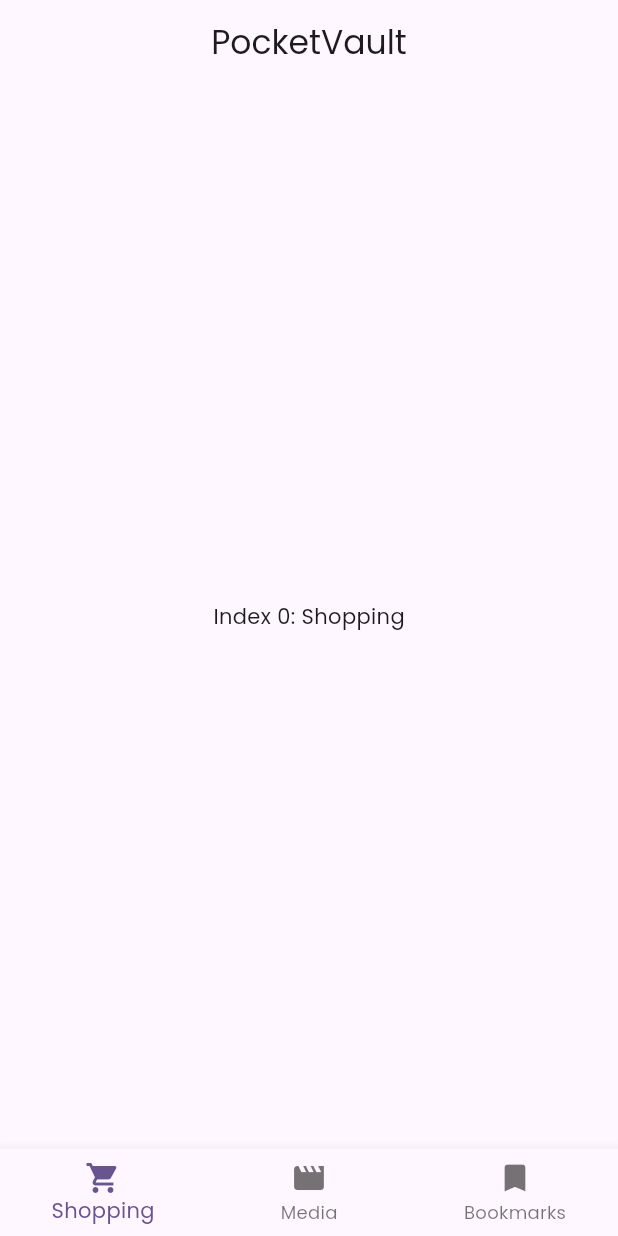
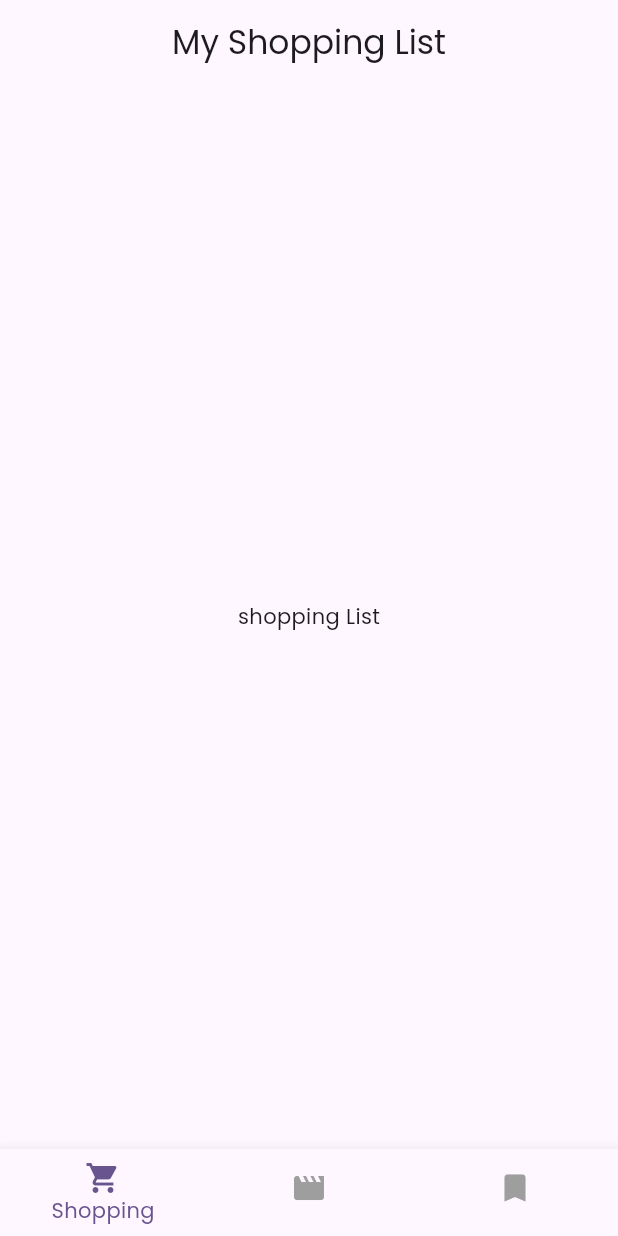
Before and after one commit to SaidurRahman1004/pocketvault, a Flutter app: the screen it shows after launch, on a phone screen of 412 x 824 dp. Run offline on Flutter 3.47's test engine with Material 3 defaults, Android fonts, the phone set to English and light mode, and no system bars; our stand-ins replace google_fonts.

Commit message:
Home Added

```diff
--- /dev/null
+++ b/lib/features/bookmarks/screens/bookmarks_screen.dart
@@ -0,0 +1,17 @@
+import 'package:flutter/material.dart';
+
+class BookmarksScreen extends StatefulWidget {
+  const BookmarksScreen({super.key});
+
+  @override
+  State<BookmarksScreen> createState() => _BookmarksScreenState();
+}
+
+class _BookmarksScreenState extends State<BookmarksScreen> {
+  @override
+  Widget build(BuildContext context) {
+    return Scaffold(
+      body: Center(child: Text('BookMark'),),
+    );
+  }
+}
--- a/lib/features/home/screens/home_screen.dart
+++ b/lib/features/home/screens/home_screen.dart
@@ -1,4 +1,8 @@
 import 'package:flutter/material.dart';
+
+import '../../bookmarks/screens/bookmarks_screen.dart';
+import '../../media/screens/media_tracker_screen.dart';
+import '../../shopping/screens/shopping_list_screen.dart';
 
 class HomeScreen extends StatefulWidget {
   const HomeScreen({super.key});
@@ -10,9 +14,16 @@ class HomeScreen extends StatefulWidget {
 class _HomeScreenState extends State<HomeScreen> {
   int _selectedIndex = 0;
   static const List<Widget> _widgetOptions = <Widget>[
-    Center(child: Text('Index 0: Shopping')), // ShoppingListScreen()
-    Center(child: Text('Index 1: Media')), // MediaTrackerScreen()
-    Center(child: Text('Index 2: Bookmarks')), // BookmarksScreen()
+    ShoppingListScreen(), // ShoppingListScreen()
+    MediaTrackerScreen(), // MediaTrackerScreen()
+    BookmarksScreen(), // BookmarksScreen()
+  ];
+
+  //List For Change AppBar Title
+  static const List<String> _titles = <String>[
+    'My Shopping List',
+    'Media Tracker',
+    'My Bookmarks',
   ];
 
   //tap to changeItem
@@ -25,15 +36,35 @@ class _HomeScreenState extends State<HomeScreen> {
   @override
   Widget build(BuildContext context) {
     return Scaffold(
-      appBar: AppBar(title: const Text('PocketVault'), centerTitle: true),
+      appBar: AppBar(
+        title: Text(_titles[_selectedIndex]),
+        centerTitle: true,
+        elevation: 0,
+      ),
       body: Center(child: _widgetOptions.elementAt(_selectedIndex)),
-      bottomNavigationBar: BottomNavigationBar(items: const <BottomNavigationBarItem>[
-        BottomNavigationBarItem(icon: Icon(Icons.shopping_cart), label: 'Shopping'),
-        BottomNavigationBarItem(icon: Icon(Icons.movie), label: 'Media'),
-        BottomNavigationBarItem(icon: Icon(Icons.bookmark), label: 'Bookmarks'),
-      ],
+      bottomNavigationBar: BottomNavigationBar(
+        items: const <BottomNavigationBarItem>[
+          BottomNavigationBarItem(
+            icon: Icon(Icons.shopping_cart),
+            label: 'Shopping',
+            activeIcon: Icon(Icons.shopping_cart),
+          ),
+          BottomNavigationBarItem(
+            icon: Icon(Icons.movie),
+            label: 'Media',
+            activeIcon: Icon(Icons.movie),
+          ),
+          BottomNavigationBarItem(
+            icon: Icon(Icons.bookmark),
+            label: 'Bookmarks',
+            activeIcon: Icon(Icons.bookmark),
+          ),
+        ],
         currentIndex: _selectedIndex,
         onTap: _onItemTapped,
+        selectedItemColor: Theme.of(context).colorScheme.primary,
+        unselectedItemColor: Colors.grey,
+        showUnselectedLabels: false,
       ),
     );
   }
--- /dev/null
+++ b/lib/features/media/screens/media_tracker_screen.dart
@@ -0,0 +1,17 @@
+import 'package:flutter/material.dart';
+
+class MediaTrackerScreen extends StatefulWidget {
+  const MediaTrackerScreen({super.key});
+
+  @override
+  State<MediaTrackerScreen> createState() => _MediaTrackerScreenState();
+}
+
+class _MediaTrackerScreenState extends State<MediaTrackerScreen> {
+  @override
+  Widget build(BuildContext context) {
+    return Scaffold(
+      body: Center(child: Text('Media'),),
+    );
+  }
+}
--- /dev/null
+++ b/lib/features/shopping/screens/shopping_list_screen.dart
@@ -0,0 +1,17 @@
+import 'package:flutter/material.dart';
+
+class ShoppingListScreen extends StatefulWidget {
+  const ShoppingListScreen({super.key});
+
+  @override
+  State<ShoppingListScreen> createState() => _ShoppingListScreenState();
+}
+
+class _ShoppingListScreenState extends State<ShoppingListScreen> {
+  @override
+  Widget build(BuildContext context) {
+    return Scaffold(
+      body: Center(child: Text('shopping List'),),
+    );
+  }
+}
```
Also changed, not shown: lib/core/theme/app_theme.dart (added).
